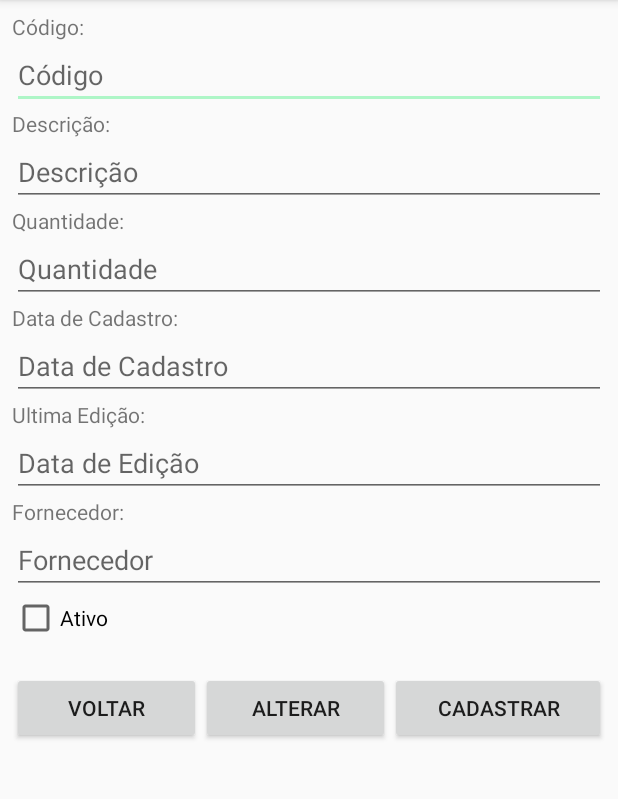
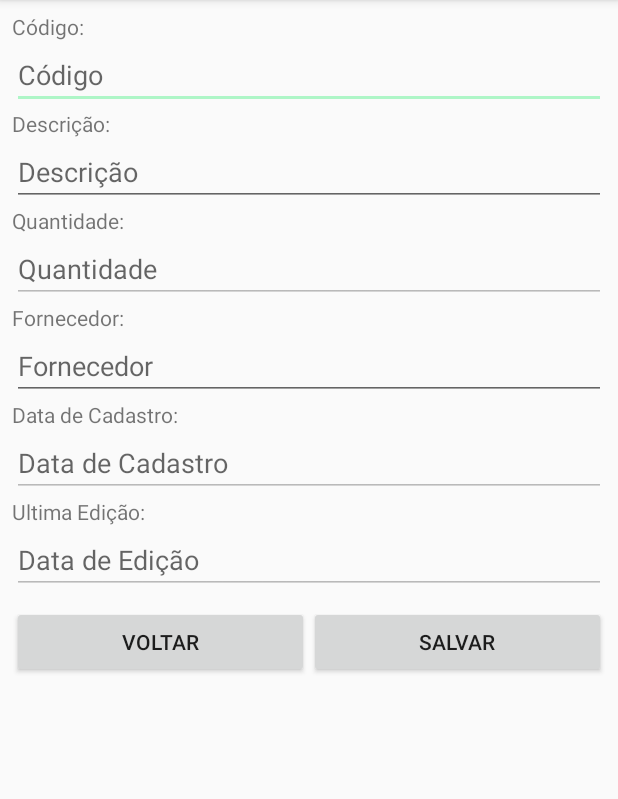
Before and after one commit to marcostmunhoz/devstock-app, an Android app: the ProdAlteracaoActivity screen opened directly, with no data from a screen before it, on a phone screen of 412 x 824 dp, the part 84-883 px from its top. Run offline under Robolectric (Android 15) with nearby library versions, the phone set to English and light mode, and no system bars; our stand-ins replace Volley; network calls fail.

Commit message:
finalizacao crud produtos e outros ajustes

```diff
--- a/app/src/main/AndroidManifest.xml
+++ b/app/src/main/AndroidManifest.xml
@@ -25,7 +25,7 @@
                 <category android:name="android.intent.category.LAUNCHER" />
             </intent-filter>
         </activity>
-        <activity android:name=".ProdutosCRUD" />
+        <activity android:name=".ProdutosActivity" />
         <activity android:name=".LoginActivity" />
         <activity android:name=".ProdAlteracaoActivity" />
     </application>
--- a/app/src/main/java/com/devstock/MenuActivity.java
+++ b/app/src/main/java/com/devstock/MenuActivity.java
@@ -81,7 +81,7 @@ public class MenuActivity extends AppCompatActivity {
                 intent = new Intent(this, FornecedoresCRUD.class);
                 break;
             case 2:
-                intent = new Intent(this, ProdutosCRUD.class);
+                intent = new Intent(this, ProdutosActivity.class);
                 break;
             case 3:
                 intent = new Intent(this, Movimentacao.class);
--- a/app/src/main/java/com/devstock/models/Produto.java
+++ b/app/src/main/java/com/devstock/models/Produto.java
@@ -17,11 +17,11 @@ public class Produto implements IBaseModel {
         return this.flgStatus >= 1 ? true : false;
     }
 
-    public Date getDtCadastro() throws Exception {
+    public String getDtCadastro() throws Exception {
         return Helpers.dateFromString(this.dtCadastro);
     }
 
-    public Date getDtEdicao() throws Exception {
+    public String getDtEdicao() throws Exception {
         return Helpers.dateFromString(this.dtEdicao);
     }
 }
--- a/app/src/main/res/layout/activity_fornecedores.xml
+++ b/app/src/main/res/layout/activity_fornecedores.xml
@@ -4,7 +4,7 @@
     xmlns:tools="http://schemas.android.com/tools"
     android:layout_width="match_parent"
     android:layout_height="match_parent"
-    tools:context=".ProdutosCRUD">
+    tools:context=".ProdutosActivity">
 
     <ListView
         android:layout_width="397dp"
--- a/app/src/main/res/layout/activity_prod_alteracao.xml
+++ b/app/src/main/res/layout/activity_prod_alteracao.xml
@@ -21,7 +21,7 @@
             <LinearLayout
                 android:id="@+id/linearLayout2"
                 android:layout_width="0dp"
-                android:layout_height="432dp"
+                android:layout_height="wrap_content"
                 android:layout_marginStart="8dp"
                 android:layout_marginTop="8dp"
                 android:layout_marginEnd="8dp"
@@ -68,39 +68,9 @@
                     android:id="@+id/etQtd"
                     android:layout_width="match_parent"
                     android:layout_height="wrap_content"
-                    android:editable="false"
+                    android:enabled="false"
                     android:ems="10"
                     android:hint="Quantidade"
-                    android:inputType="textPersonName" />
-
-                <TextView
-                    android:id="@+id/txtDtCad"
-                    android:layout_width="match_parent"
-                    android:layout_height="wrap_content"
-                    android:text="Data de Cadastro:" />
-
-                <EditText
-                    android:id="@+id/etDtCad"
-                    android:layout_width="match_parent"
-                    android:layout_height="wrap_content"
-                    android:editable="false"
-                    android:ems="10"
-                    android:hint="Data de Cadastro"
-                    android:inputType="textPersonName" />
-
-                <TextView
-                    android:id="@+id/txtDtEdit"
-                    android:layout_width="match_parent"
-                    android:layout_height="wrap_content"
-                    android:text="Ultima Edição:" />
-
-                <EditText
-                    android:id="@+id/etDtEdit"
-                    android:layout_width="match_parent"
-                    android:layout_height="wrap_content"
-                    android:editable="false"
-                    android:ems="10"
-                    android:hint="Data de Edição"
                     android:inputType="textPersonName" />
 
                 <TextView
@@ -117,16 +87,40 @@
                     android:hint="Fornecedor"
                     android:inputType="textPersonName" />
 
-                <CheckBox
-                    android:id="@+id/cbStatus"
+                <TextView
+                    android:id="@+id/txtDtCad"
                     android:layout_width="match_parent"
                     android:layout_height="wrap_content"
-                    android:text="Ativo" />
+                    android:text="Data de Cadastro:" />
+
+                <EditText
+                    android:id="@+id/etDtCad"
+                    android:layout_width="match_parent"
+                    android:layout_height="wrap_content"
+                    android:enabled="false"
+                    android:ems="10"
+                    android:hint="Data de Cadastro"
+                    android:inputType="textPersonName" />
+
+                <TextView
+                    android:id="@+id/txtDtEdit"
+                    android:layout_width="match_parent"
+                    android:layout_height="wrap_content"
+                    android:text="Ultima Edição:" />
+
+                <EditText
+                    android:id="@+id/etDtEdit"
+                    android:layout_width="match_parent"
+                    android:layout_height="wrap_content"
+                    android:enabled="false"
+                    android:ems="10"
+                    android:hint="Data de Edição"
+                    android:inputType="textPersonName" />
             </LinearLayout>
 
             <LinearLayout
                 android:layout_width="0dp"
-                android:layout_height="70dp"
+                android:layout_height="wrap_content"
                 android:layout_marginStart="8dp"
                 android:layout_marginTop="8dp"
                 android:layout_marginEnd="8dp"
@@ -143,18 +137,12 @@
                     android:text="Voltar" />
 
                 <Button
-                    android:id="@+id/btnAlterar"
+                    android:id="@+id/btnSalvar"
                     android:layout_width="wrap_content"
                     android:layout_height="wrap_content"
                     android:layout_weight="1"
-                    android:text="Alterar" />
+                    android:text="Salvar" />
 
-                <Button
-                    android:id="@+id/btnCadastrar"
-                    android:layout_width="wrap_content"
-                    android:layout_height="wrap_content"
-                    android:layout_weight="1"
-                    android:text="Cadastrar" />
             </LinearLayout>
         </android.support.constraint.ConstraintLayout>
     </ScrollView>
--- a/app/src/main/res/layout/item_produto.xml
+++ b/app/src/main/res/layout/item_produto.xml
@@ -21,6 +21,12 @@
             android:layout_width="match_parent"
             android:layout_height="wrap_content"
             android:text="Nome do produto" />
+
+        <TextView
+            android:id="@+id/tvQtd"
+            android:layout_width="match_parent"
+            android:layout_height="wrap_content"
+            android:text="Quantidade" />
     </LinearLayout>
 
     <Button
```
Also changed, not shown: app/src/main/java/com/devstock/Helpers.java (+6 -4 lines), app/src/main/java/com/devstock/ProdAlteracaoActivity.java (+85 -11 lines), app/src/main/java/com/devstock/ProdutosActivity.java (added, +169 -0 lines), app/src/main/java/com/devstock/ProdutosCRUD.java (deleted, +0 -148 lines), app/src/main/java/com/devstock/adapters/ProdutosAdapter.java (+7 -4 lines), app/src/main/res/layout/activity_produtos_crud.xml (+23 -4 lines).
